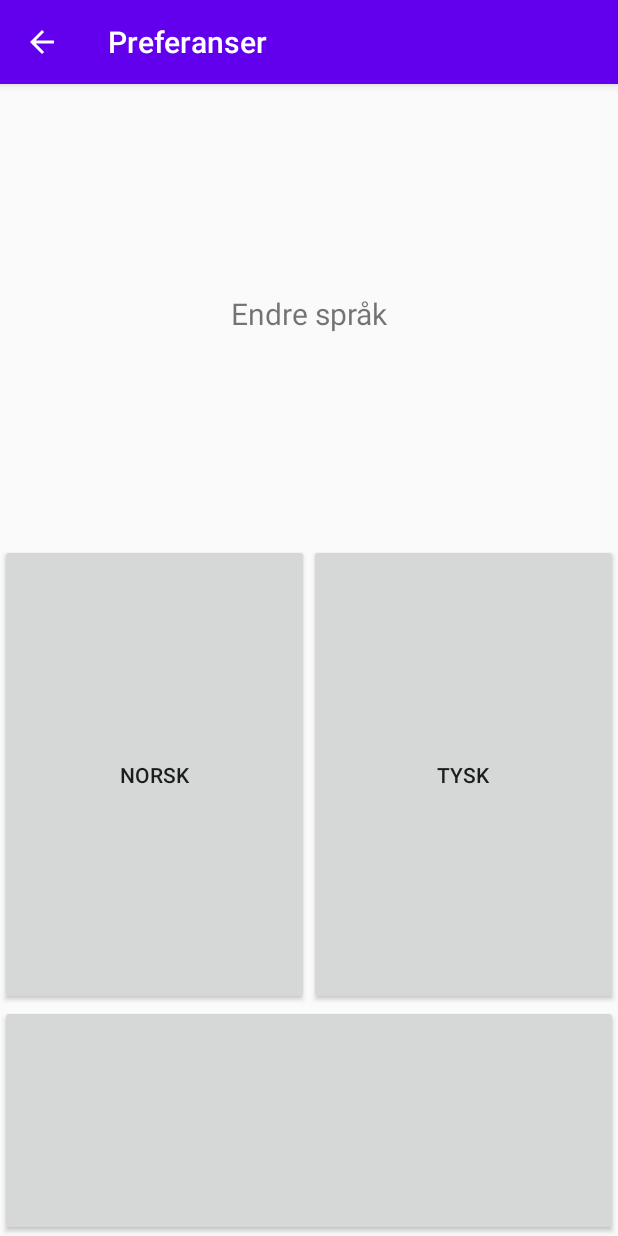
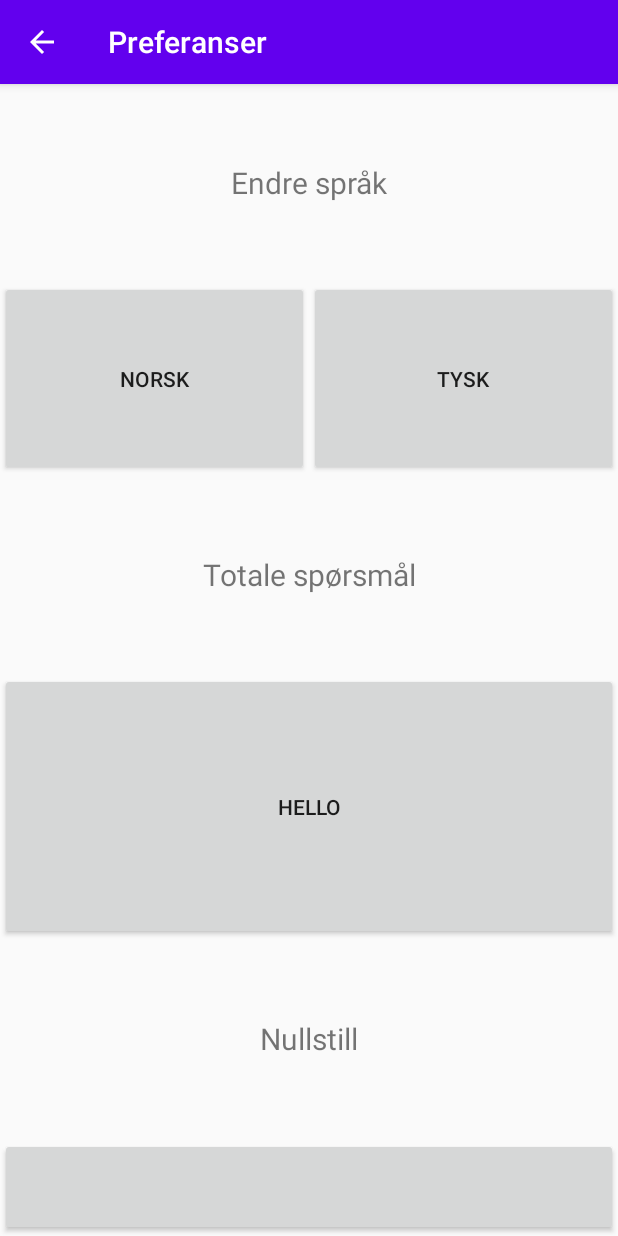
Before and after one commit to hanseklev/Mattequiz, an Android app: the PreferencesActivity screen opened directly, with no data from a screen before it, on a phone screen of 412 x 824 dp. Run offline under Robolectric (Android 15) with nearby library versions, the phone set to English and light mode, and no system bars.

Commit message:
total questions button added to preferences a

```diff
--- a/app/src/main/java/com/s341872/PreferencesActivity.java
+++ b/app/src/main/java/com/s341872/PreferencesActivity.java
@@ -37,4 +37,9 @@ public class PreferencesActivity extends AppCompatActivity {
         finish();
         startActivity(refresh);
     }
+
+    private void setTotalQuestions(int totalq){
+        //int ctq = getResources().getInteger(R.integer.totalquestions);
+
+    }
 }
--- a/app/src/main/res/layout/activity_game.xml
+++ b/app/src/main/res/layout/activity_game.xml
@@ -28,7 +28,7 @@
         android:layout_width="match_parent"
         android:layout_height="75dp"
         android:gravity="center"
-        android:text="halo"
+        android:text=""
         android:textSize="28sp" />
 
     <LinearLayout
@@ -149,8 +149,8 @@
 
     <Button
         android:id="@+id/button_submit_answer"
-        android:layout_width="200dp"
-        android:layout_height="75dp"
+        android:layout_width="118dp"
+        android:layout_height="86dp"
         android:layout_marginTop="25dp"
         android:text="@string/submit_answer" />
 
--- a/app/src/main/res/layout/activity_preferences.xml
+++ b/app/src/main/res/layout/activity_preferences.xml
@@ -9,7 +9,7 @@
 
     <TextView
         android:layout_width="match_parent"
-        android:layout_height="0dp"
+        android:layout_height="1dp"
         android:layout_weight="1"
         android:text="@string/change_language"
         android:gravity="center"
@@ -32,8 +32,36 @@
         android:layout_weight="1"
         android:text="@string/german"
       />
+    </LinearLayout>
 
+    <TextView
+        android:layout_width="match_parent"
+        android:layout_height="1dp"
+        android:layout_weight="1"
+        android:text="@string/change_total_questions"
+        android:gravity="center"
+        android:textSize="20sp"/>
+
+    <LinearLayout
+        android:layout_width="match_parent"
+        android:layout_height="wrap_content"
+        android:layout_weight="1">
+
+    <Button
+        android:id="@+id/btn_total_questions"
+        android:layout_height="match_parent"
+        android:layout_width="match_parent"
+        android:layout_weight="0.5"
+        android:text="hello"/>
     </LinearLayout>
+
+    <TextView
+        android:layout_width="match_parent"
+        android:layout_height="1dp"
+        android:layout_weight="1"
+        android:text="@string/reset_stats"
+        android:gravity="center"
+        android:textSize="20sp"/>
 
     <Button
         android:id="@+id/btn_reset_stats"
--- a/app/src/main/res/values/strings.xml
+++ b/app/src/main/res/values/strings.xml
@@ -5,9 +5,6 @@
     <string name="start_game">Start spillet</string>
     <string name="show_stats">Se statistikk</string>
     <string name="preferences">Preferanser</string>
-    <string name="change_language">Endre språk</string>
-    <string name="norwegian">Norsk</string>
-    <string name="german">Tysk</string>
     <string name="reset_stats">Nullstill</string>
 
     <!--Game buttons-->
@@ -25,6 +22,11 @@
 
     <string name="submit_answer">Svar</string>
 
+    <!-- Preferences -->
+    <string name="change_language">Endre språk</string>
+    <string name="norwegian">Norsk</string>
+    <string name="german">Tysk</string>
+    <string name="change_total_questions">Totale spørsmål</string>
 
     <!--Game questions-->
     <!--Last item is the answer-->
@@ -54,4 +56,6 @@
         <item>"3"</item>
         <item>"7"</item>
     </string-array>
+
+
 </resources>
```
Also changed, not shown: 1 other file.
